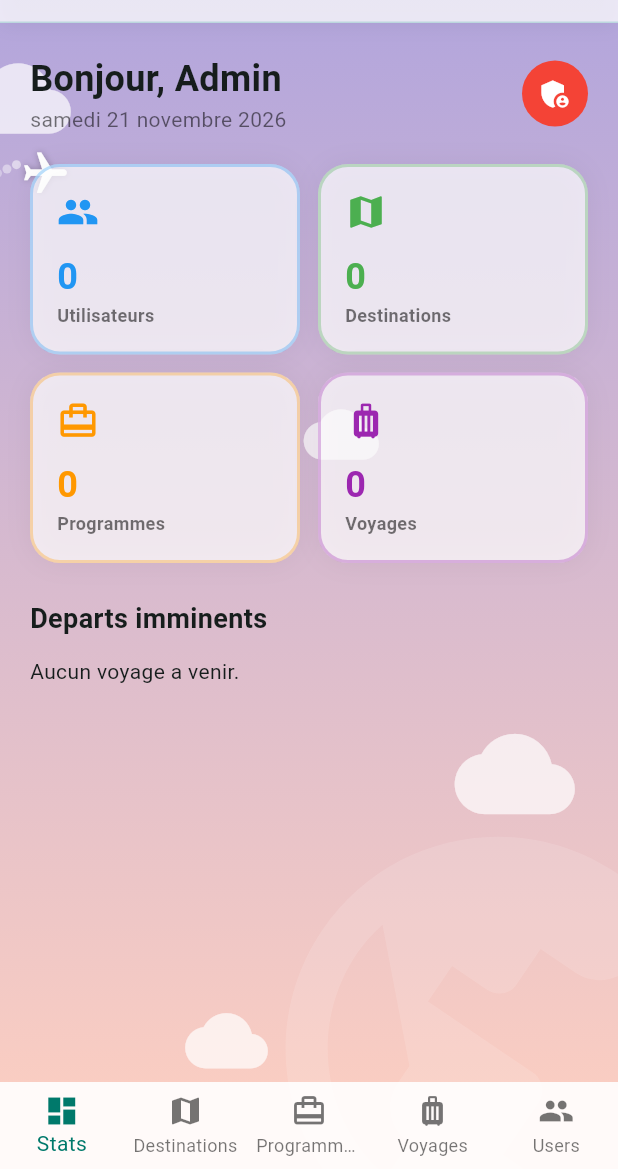
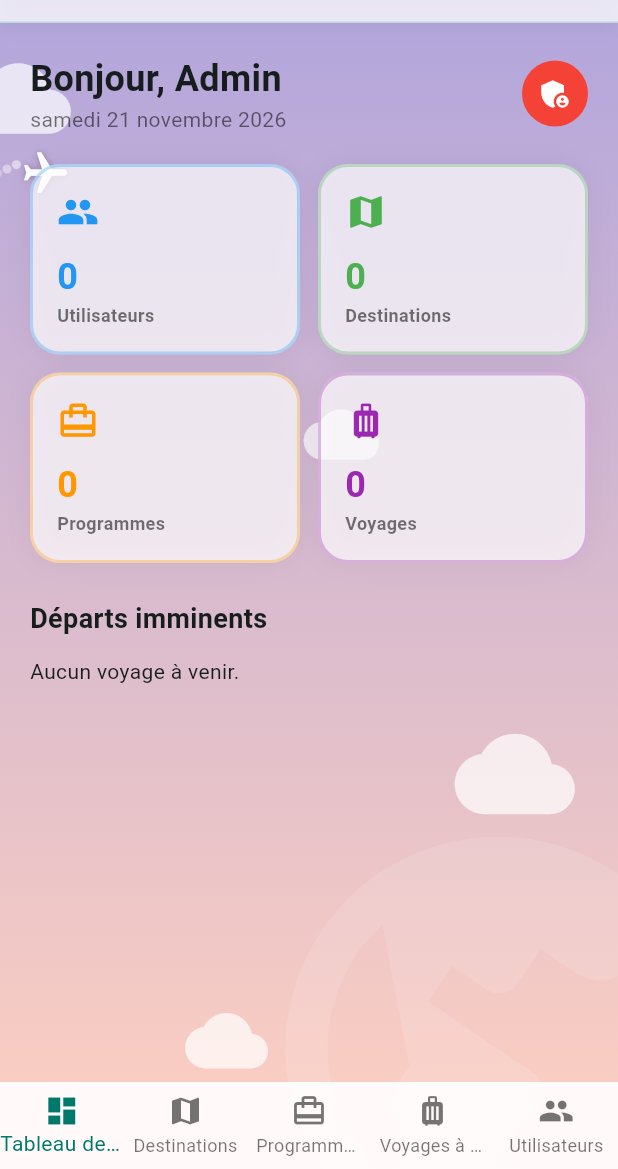
Before and after one commit to wafetlili/PackEasy_flutter-, a Flutter app: the AdminDashboard screen opened by its route, on a phone screen of 412 x 824 dp, the part 67-1236 px from its top. Run offline on Flutter 3.47's test engine with Material 3 defaults, Android fonts, the phone set to English and light mode, and no system bars; our stand-ins replace cloud_firestore, firebase_auth, firebase_core, google_sign_in, shared_preferences; accounts and stored records are empty.

Commit message:
Ajout du theme clair/sombre, du multilingue (FR/EN/AR) et support RTL

```diff
--- /dev/null
+++ b/l10n.yaml
@@ -0,0 +1,5 @@
+arb-dir: lib/l10n
+template-arb-file: app_fr.arb
+output-localization-file: app_localizations.dart
+output-class: AppLocalizations
+output-dir: lib/l10n/generated
--- /dev/null
+++ b/lib/providers/locale_provider.dart
@@ -0,0 +1,35 @@
+// ============================================================
+// locale_provider.dart
+// Gère la langue de l'application et sa persistance.
+// ============================================================
+import 'package:flutter/material.dart';
+import 'package:shared_preferences/shared_preferences.dart';
+
+class LocaleProvider extends ChangeNotifier {
+  static const String _key = 'locale_code';
+
+  // Par défaut : français
+  Locale _locale = const Locale('fr');
+
+  Locale get locale => _locale;
+
+  // Charge la langue sauvegardée au démarrage
+  Future<void> loadLocale() async {
+    final prefs = await SharedPreferences.getInstance();
+    final code = prefs.getString(_key);
+    if (code != null) {
+      _locale = Locale(code);
+      notifyListeners();
+    }
+  }
+
+  // Change la langue et la sauvegarde
+  Future<void> setLocale(Locale locale) async {
+    if (_locale == locale) return;
+    _locale = locale;
+    notifyListeners();
+
+    final prefs = await SharedPreferences.getInstance();
+    await prefs.setString(_key, locale.languageCode);
+  }
+}
--- a/lib/screens/admin_dashboard.dart
+++ b/lib/screens/admin_dashboard.dart
@@ -3,11 +3,13 @@
 // Tableau de bord de l'administrateur : statistiques, gestion
 // des destinations, programmes, voyages et utilisateurs.
 // ============================================================
+
 import 'package:flutter/material.dart';
 import 'package:cloud_firestore/cloud_firestore.dart';
 import 'package:intl/intl.dart';
 import 'package:provider/provider.dart';
 
+import '../l10n/generated/app_localizations.dart';
 import '../providers/theme_provider.dart';
 import '../services/auth_service.dart';
 import '../widgets/travel_background.dart';
@@ -20,14 +22,14 @@ class AdminDashboard extends StatefulWidget {
 }
 
 class _AdminDashboardState extends State<AdminDashboard> {
-  // Instance Firestore utilisée dans tout le dashboard
+  // Instance Firestore utilisee dans tout le dashboard
   final FirebaseFirestore _firestore = FirebaseFirestore.instance;
 
   // Index de l'onglet actif dans la BottomNavigationBar
   int _selectedIndex = 0;
 
   // ------------------------------------------------------------
-  // Déconnexion de l'administrateur
+  // Deconnexion de l'administrateur
   // ------------------------------------------------------------
   void _logout() async {
     await AuthService().signOut();
@@ -52,12 +54,13 @@ class _AdminDashboardState extends State<AdminDashboard> {
   // SECTION 1 : STATISTIQUES ET VOYAGES A VENIR
   // ============================================================
   Widget _buildStatsTab() {
+    final l10n = AppLocalizations.of(context)!;
     return SingleChildScrollView(
       padding: const EdgeInsets.all(20.0),
       child: Column(
         crossAxisAlignment: CrossAxisAlignment.start,
         children: [
-          // En-tête : salutation + date du jour
+          // En-tete : salutation + date du jour
           Row(
             mainAxisAlignment: MainAxisAlignment.spaceBetween,
             children: [
@@ -87,7 +90,7 @@ class _AdminDashboardState extends State<AdminDashboard> {
           ),
           const SizedBox(height: 20),
 
-          // Cartes de statistiques
+          // Cartes de statistiques (ligne 1)
           Row(
             children: [
               Expanded(
@@ -100,6 +103,8 @@ class _AdminDashboardState extends State<AdminDashboard> {
             ],
           ),
           const SizedBox(height: 12),
+
+          // Cartes de statistiques (ligne 2)
           Row(
             children: [
               Expanded(
@@ -113,10 +118,10 @@ class _AdminDashboardState extends State<AdminDashboard> {
           ),
           const SizedBox(height: 24),
 
-          // Liste des prochains départs
-          const Text(
-            "Departs imminents",
-            style: TextStyle(fontSize: 18, fontWeight: FontWeight.bold),
+          // Liste des prochains departs
+          Text(
+            l10n.upcomingDepartures,
+            style: const TextStyle(fontSize: 18, fontWeight: FontWeight.bold),
           ),
           const SizedBox(height: 12),
           StreamBuilder<QuerySnapshot>(
@@ -131,7 +136,7 @@ class _AdminDashboardState extends State<AdminDashboard> {
               }
               final trips = snapshot.data!.docs;
               if (trips.isEmpty) {
-                return const Text("Aucun voyage a venir.");
+                return Text(l10n.noUpcomingTrip);
               }
 
               return Column(
@@ -165,7 +170,7 @@ class _AdminDashboardState extends State<AdminDashboard> {
     );
   }
 
-  // Carte de statistique générique
+  // Carte de statistique generique (compte les documents d'une collection)
   Widget _statCard(String title, IconData icon, Color color, String collection) {
     return StreamBuilder<QuerySnapshot>(
       stream: _firestore.collection(collection).snapshots(),
@@ -208,13 +213,15 @@ class _AdminDashboardState extends State<AdminDashboard> {
   // SECTION 2 : DESTINATIONS
   // ============================================================
   Widget _buildDestinationsTab() {
+    final l10n = AppLocalizations.of(context)!;
     return Column(
       children: [
+        // Bouton d'ajout d'une destination
         Padding(
           padding: const EdgeInsets.all(16.0),
           child: ElevatedButton.icon(
             icon: const Icon(Icons.add_location),
-            label: const Text("Ajouter une destination"),
+            label: Text(l10n.addDestination),
             style: ElevatedButton.styleFrom(
               backgroundColor: Colors.red.shade800,
               foregroundColor: Colors.white,
@@ -223,6 +230,8 @@ class _AdminDashboardState extends State<AdminDashboard> {
             onPressed: () => _showAddDestinationDialog(),
           ),
         ),
+
+        // Liste des destinations depuis Firestore
         Expanded(
           child: StreamBuilder<QuerySnapshot>(
             stream: _firestore.collection('destinations').snapshots(),
@@ -232,7 +241,7 @@ class _AdminDashboardState extends State<AdminDashboard> {
               }
               final docs = snapshot.data!.docs;
               if (docs.isEmpty) {
-                return const Center(child: Text("Aucune destination."));
+                return Center(child: Text(l10n.noDestination));
               }
 
               return ListView.builder(
@@ -271,13 +280,15 @@ class _AdminDashboardState extends State<AdminDashboard> {
   // SECTION 3 : PROGRAMMES
   // ============================================================
   Widget _buildProgramsTab() {
+    final l10n = AppLocalizations.of(context)!;
     return Column(
       children: [
+        // Bouton de creation d'un programme
         Padding(
           padding: const EdgeInsets.all(16.0),
           child: ElevatedButton.icon(
             icon: const Icon(Icons.add_road),
-            label: const Text("Creer un programme"),
+            label: Text(l10n.addProgram),
             style: ElevatedButton.styleFrom(
               backgroundColor: Colors.red.shade800,
               foregroundColor: Colors.white,
@@ -286,6 +297,8 @@ class _AdminDashboardState extends State<AdminDashboard> {
             onPressed: () => _showAddProgramDialog(),
           ),
         ),
+
+        // Liste des programmes depuis Firestore
         Expanded(
           child: StreamBuilder<QuerySnapshot>(
             stream: _firestore.collection('programs').snapshots(),
@@ -295,7 +308,7 @@ class _AdminDashboardState extends State<AdminDashboard> {
               }
               final docs = snapshot.data!.docs;
               if (docs.isEmpty) {
-                return const Center(child: Text("Aucun programme."));
+                return Center(child: Text(l10n.noProgram));
               }
 
               return ListView.builder(
@@ -333,13 +346,15 @@ class _AdminDashboardState extends State<AdminDashboard> {
   // SECTION 4 : VOYAGES
   // ============================================================
   Widget _buildTripsTab() {
+    final l10n = AppLocalizations.of(context)!;
     return Column(
       children: [
+        // Bouton d'ajout d'un voyage
         Padding(
           padding: const EdgeInsets.all(16.0),
           child: ElevatedButton.icon(
             icon: const Icon(Icons.add_location_alt),
-            label: const Text("Ajouter un voyage"),
+            label: Text(l10n.addTrip),
             style: ElevatedButton.styleFrom(
               backgroundColor: Colors.red.shade800,
               foregroundColor: Colors.white,
@@ -348,6 +363,8 @@ class _AdminDashboardState extends State<AdminDashboard> {
             onPressed: () => _showAddTripDialog(),
           ),
         ),
+
+        // Liste des voyages depuis Firestore
         Expanded(
           child: StreamBuilder<QuerySnapshot>(
             stream: _firestore
@@ -360,7 +377,7 @@ class _AdminDashboardState extends State<AdminDashboard> {
               }
               final docs = snapshot.data!.docs;
               if (docs.isEmpty) {
-                return const Center(child: Text("Aucun voyage planifie."));
+                return Center(child: Text(l10n.noTrip));
               }
 
               return ListView.builder(
@@ -445,6 +462,7 @@ class _AdminDashboardState extends State<AdminDashboard> {
 
   // Dialogue d'ajout d'une destination
   void _showAddDestinationDialog() {
+    final l10n = AppLocalizations.of(context)!;
     final nameCtrl = TextEditingController();
     final countryCtrl = TextEditingController();
     final imageCtrl = TextEditingController();
@@ -459,7 +477,7 @@ class _AdminDashboardState extends State<AdminDashboard> {
       builder: (context) => StatefulBuilder(
         builder: (context, setStateDialog) {
           return AlertDialog(
-            title: const Text("Nouvelle Destination"),
+            title: Text(l10n.addDestination),
             content: SingleChildScrollView(
               child: Column(
                 mainAxisSize: MainAxisSize.min,
@@ -508,7 +526,7 @@ class _AdminDashboardState extends State<AdminDashboard> {
             actions: [
               TextButton(
                 onPressed: () => Navigator.pop(context),
-                child: const Text("Annuler"),
+                child: Text(l10n.cancel),
               ),
               ElevatedButton(
                 onPressed: () {
@@ -536,7 +554,7 @@ class _AdminDashboardState extends State<AdminDashboard> {
                   });
                   Navigator.pop(context);
                 },
-                child: const Text("Ajouter"),
+                child: Text(l10n.save),
               ),
             ],
           );
@@ -545,8 +563,9 @@ class _AdminDashboardState extends State<AdminDashboard> {
     );
   }
 
-  // Dialogue de création d'un programme
+  // Dialogue de creation d'un programme
   void _showAddProgramDialog() {
+    final l10n = AppLocalizations.of(context)!;
     final titleCtrl = TextEditingController();
     final descCtrl = TextEditingController();
     final durationCtrl = TextEditingController();
@@ -558,7 +577,7 @@ class _AdminDashboardState extends State<AdminDashboard> {
       builder: (context) => StatefulBuilder(
         builder: (context, setStateDialog) {
           return AlertDialog(
-            title: const Text("Nouveau Programme"),
+            title: Text(l10n.addProgram),
             content: SingleChildScrollView(
               child: Column(
                 mainAxisSize: MainAxisSize.min,
@@ -600,7 +619,7 @@ class _AdminDashboardState extends State<AdminDashboard> {
             actions: [
               TextButton(
                 onPressed: () => Navigator.pop(context),
-                child: const Text("Annuler"),
+                child: Text(l10n.cancel),
               ),
               ElevatedButton(
                 onPressed: () {
@@ -613,7 +632,7 @@ class _AdminDashboardState extends State<AdminDashboard> {
                   });
                   Navigator.pop(context);
                 },
-                child: const Text("Creer"),
+                child: Text(l10n.save),
               ),
             ],
           );
@@ -624,6 +643,7 @@ class _AdminDashboardState extends State<AdminDashboard> {
 
   // Dialogue d'ajout d'un voyage
   void _showAddTripDialog() {
+    final l10n = AppLocalizations.of(context)!;
     final titleCtrl = TextEditingController();
     final destCtrl = TextEditingController();
     final startCtrl = TextEditingController();
@@ -634,7 +654,7 @@ class _AdminDashboardState extends State<AdminDashboard> {
     showDialog(
       context: context,
       builder: (context) => AlertDialog(
-        title: const Text("Nouveau Voyage"),
+        title: Text(l10n.addTrip),
         content: SingleChildScrollView(
           child: Column(
             mainAxisSize: MainAxisSize.min,
@@ -674,7 +694,7 @@ class _AdminDashboardState extends State<AdminDashboard> {
         actions: [
           TextButton(
             onPressed: () => Navigator.pop(context),
-            child: const Text("Annuler"),
+            child: Text(l10n.cancel),
           ),
           ElevatedButton(
             onPressed: () {
@@ -688,7 +708,7 @@ class _AdminDashboardState extends State<AdminDashboard> {
               });
               Navigator.pop(context);
             },
-            child: const Text("Enregistrer"),
+            child: Text(l10n.save),
           ),
         ],
       ),
@@ -700,6 +720,7 @@ class _AdminDashboardState extends State<AdminDashboard> {
   // ============================================================
   @override
   Widget build(BuildContext context) {
+    final l10n = AppLocalizations.of(context)!;
     final List<Widget> pages = [
       _buildStatsTab(),
       _buildDestinationsTab(),
@@ -712,7 +733,9 @@ class _AdminDashboardState extends State<AdminDashboard> {
       child: Scaffold(
         backgroundColor: Colors.transparent,
 
-        // AppBar
+        // --------------------------------------------------------
+        // AppBar fine et transparente
+        // --------------------------------------------------------
         appBar: PreferredSize(
           preferredSize: const Size.fromHeight(60.0),
           child: Container(
@@ -754,7 +777,7 @@ class _AdminDashboardState extends State<AdminDashboard> {
               actions: [
                 IconButton(
                   icon: const Icon(Icons.home, color: Colors.teal),
-                  tooltip: "Retour a l'accueil",
+                  tooltip: l10n.backToApp,
                   onPressed: () =>
                       Navigator.pushReplacementNamed(context, '/home'),
                 ),
@@ -762,7 +785,7 @@ class _AdminDashboardState extends State<AdminDashboard> {
                   icon: const Icon(Icons.notifications_none, color: Colors.teal),
                   onPressed: () {
                     ScaffoldMessenger.of(context).showSnackBar(
-                      const SnackBar(content: Text("Aucune notification")),
+                      SnackBar(content: Text("Aucune notification")),
                     );
                   },
                 ),
@@ -779,7 +802,9 @@ class _AdminDashboardState extends State<AdminDashboard> {
           ),
         ),
 
-        // Drawer
+        // --------------------------------------------------------
+        // Drawer de navigation
+        // --------------------------------------------------------
         drawer: Drawer(
           child: ListView(
             padding: EdgeInsets.zero,
@@ -811,15 +836,16 @@ class _AdminDashboardState extends State<AdminDashboard> {
                 ),
               ),
 
-              _drawerItem(Icons.dashboard, "Tableau de bord", 0),
-              _drawerItem(Icons.map, "Destinations", 1),
-              _drawerItem(Icons.card_travel, "Programmes", 2),
-              _drawerItem(Icons.luggage, "Voyages", 3),
-              _drawerItem(Icons.people, "Utilisateurs", 4),
+              // Entrees du menu
+              _drawerItem(Icons.dashboard, l10n.dashboard, 0),
+              _drawerItem(Icons.map, l10n.destinations, 1),
+              _drawerItem(Icons.card_travel, l10n.programs, 2),
+              _drawerItem(Icons.luggage, l10n.trips, 3),
+              _drawerItem(Icons.people, l10n.users, 4),
 
               const Divider(),
 
-              // Bouton de changement de thème
+              // Bouton de changement de theme
               Consumer<ThemeProvider>(
                 builder: (context, themeProvider, _) {
                   return SwitchListTile(
@@ -831,18 +857,19 @@ class _AdminDashboardState extends State<AdminDashboard> {
                           ? Colors.amber
                           : Colors.teal,
                     ),
-                    title: const Text('Theme sombre'),
+                    title: Text(l10n.darkTheme),
                     value: themeProvider.isDarkMode,
                     onChanged: (_) => themeProvider.toggleTheme(),
                   );
                 },
               ),
 
+              // Retour a l'application
               ListTile(
                 leading: const Icon(Icons.home, color: Colors.teal),
-                title: const Text(
-                  "Retour a l'application",
-                  style: TextStyle(
+                title: Text(
+                  l10n.backToApp,
+                  style: const TextStyle(
                     color: Colors.teal,
                     fontWeight: FontWeight.bold,
                   ),
@@ -853,11 +880,12 @@ class _AdminDashboardState extends State<AdminDashboard> {
                 },
               ),
 
+              // Deconnexion
               ListTile(
                 leading: const Icon(Icons.logout, color: Colors.red),
-                title: const Text(
-                  "Deconnexion",
-                  style: TextStyle(
+                title: Text(
+                  l10n.logout,
+                  style: const TextStyle(
                     color: Colors.red,
                     fontWeight: FontWeight.bold,
                   ),
@@ -868,8 +896,14 @@ class _AdminDashboardState extends State<AdminDashboard> {
           ),
         ),
 
+        // --------------------------------------------------------
+        // Contenu de l'onglet actif
+        // --------------------------------------------------------
         body: pages[_selectedIndex],
 
+        // --------------------------------------------------------
+        // Barre de navigation inferieure
+        // --------------------------------------------------------
         bottomNavigationBar: BottomNavigationBar(
           currentIndex: _selectedIndex,
           onTap: (index) => setState(() => _selectedIndex = index),
@@ -878,26 +912,26 @@ class _AdminDashboardState extends State<AdminDashboard> {
           backgroundColor: Colors.white.withOpacity(0.9),
           type: BottomNavigationBarType.fixed,
           elevation: 0,
-          items: const [
+          items: [
             BottomNavigationBarItem(
-              icon: Icon(Icons.dashboard),
-              label: "Stats",
+              icon: const Icon(Icons.dashboard),
+              label: l10n.dashboard,
             ),
             BottomNavigationBarItem(
-              icon: Icon(Icons.map),
-              label: "Destinations",
+              icon: const Icon(Icons.map),
+              label: l10n.destinations,
             ),
             BottomNavigationBarItem(
-              icon: Icon(Icons.card_travel),
-              label: "Programmes",
+              icon: const Icon(Icons.card_travel),
+              label: l10n.programs,
             ),
             BottomNavigationBarItem(
-              icon: Icon(Icons.luggage),
-              label: "Voyages",
+              icon: const Icon(Icons.luggage),
+              label: l10n.trips,
             ),
             BottomNavigationBarItem(
-              icon: Icon(Icons.people),
-              label: "Users",
+              icon: const Icon(Icons.people),
+              label: l10n.users,
             ),
           ],
         ),
@@ -905,7 +939,7 @@ class _AdminDashboardState extends State<AdminDashboard> {
     );
   }
 
-  // Élément de menu réutilisable pour le Drawer
+  // Element de menu reutilisable pour le Drawer
   Widget _drawerItem(IconData icon, String title, int index) {
     return ListTile(
       leading: Icon(icon, color: Colors.black87),
@@ -919,7 +953,7 @@ class _AdminDashboardState extends State<AdminDashboard> {
 }
 
 // ============================================================
-// Widget animé : petit avion qui oscille dans l'AppBar
+// Widget anime : petit avion qui oscille dans l'AppBar
 // ============================================================
 class _AnimatedPlane extends StatefulWidget {
   const _AnimatedPlane();
```
Also changed, not shown: lib/l10n/app_ar.arb (added, +46 -0 lines), lib/l10n/app_en.arb (added, +46 -0 lines), lib/l10n/app_fr.arb (added, +46 -0 lines), lib/main.dart (+23 -18 lines), lib/screens/home_screen.dart (+70 -47 lines), pubspec.yaml (+4 -70 lines), lib/l10n/generated/app_localizations.dart (added), lib/l10n/generated/app_localizations_ar.dart (added), lib/l10n/generated/app_localizations_en.dart (added), lib/l10n/generated/app_localizations_fr.dart (added), pubspec.lock.
